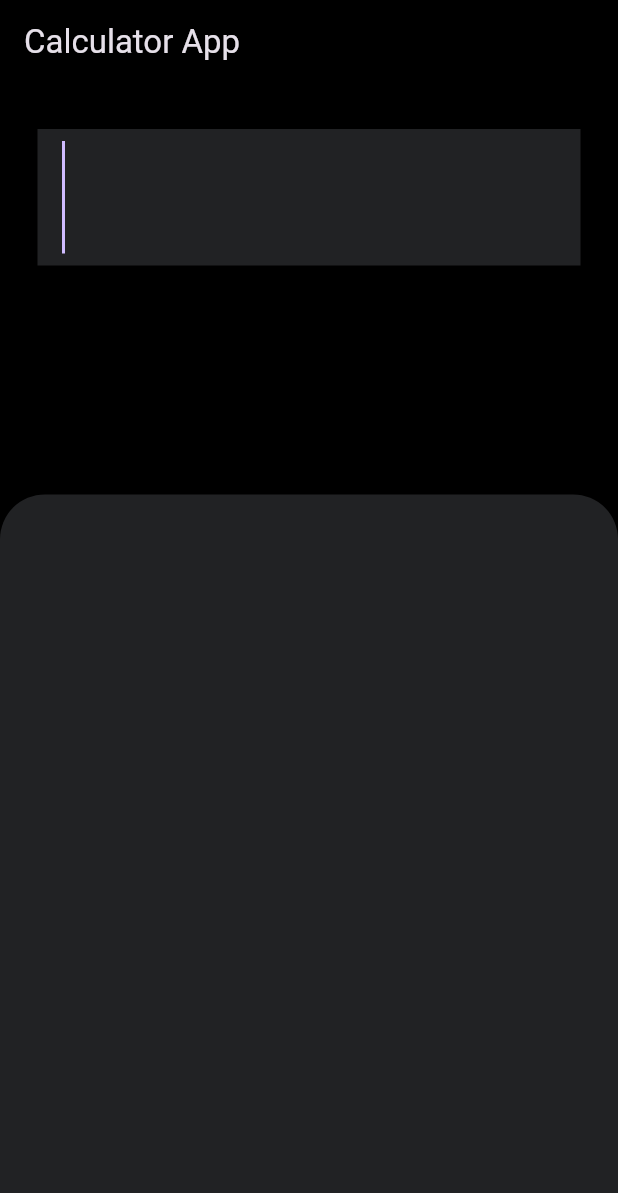
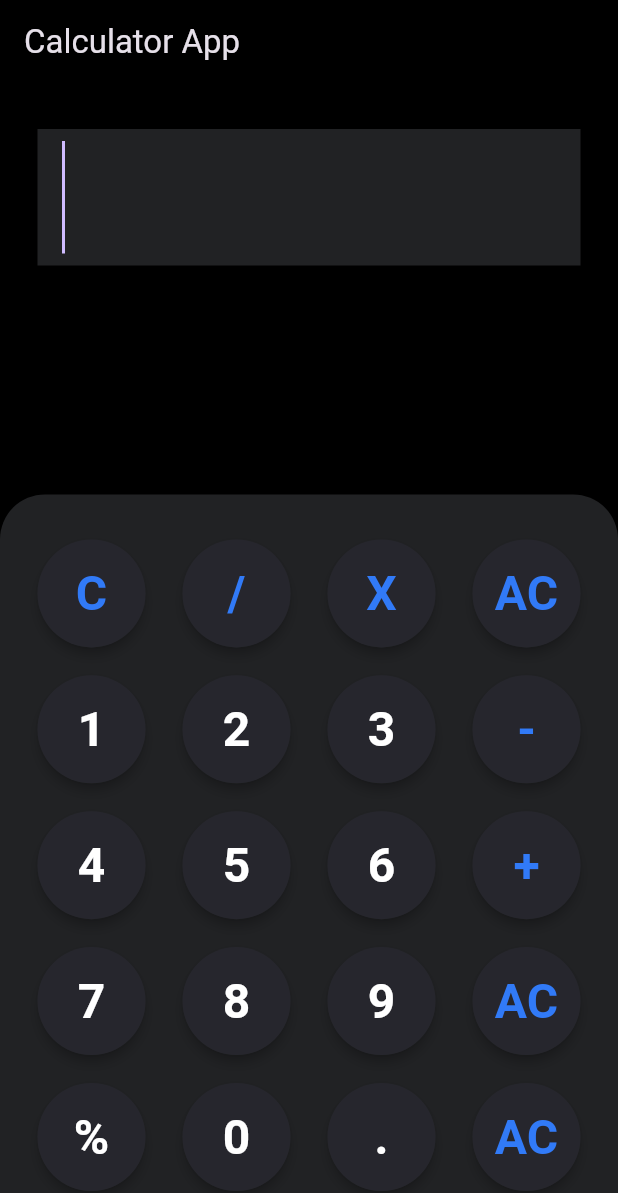
Before and after one commit to OmarHossam666/PRODIGY_AD_01, a Flutter app: the screen it shows after launch, on a phone screen of 412 x 824 dp. Shown: the top 1193 px of the screen. Run offline on Flutter 3.47's test engine with Material 3 defaults, Android fonts, the phone set to English and light mode, and no system bars.

Commit message:
Creating the buttons of the numbers and operations.

```diff
--- a/lib/screens/home_screen.dart
+++ b/lib/screens/home_screen.dart
@@ -1,4 +1,5 @@
 import 'package:calculator/constant/colors.dart';
+import 'package:calculator/screens/widgets_data.dart';
 import 'package:calculator/widgets/custom_text_field.dart';
 import 'package:flutter/material.dart';
 
@@ -28,6 +29,31 @@ class HomeScreen extends StatelessWidget
               width: double.infinity,
               padding: padding,
               decoration: decoration,
+              child: Column(
+                mainAxisAlignment: MainAxisAlignment.spaceBetween,
+                children: [
+                  Row(
+                    mainAxisAlignment: MainAxisAlignment.spaceBetween,
+                    children: List.generate(4 , (index) => buttonList[index]),
+                  ),
+                  Row(
+                    mainAxisAlignment: MainAxisAlignment.spaceBetween,
+                    children: List.generate(4 , (index) => buttonList[index + 4]),
+                  ),
+                  Row(
+                    mainAxisAlignment: MainAxisAlignment.spaceBetween,
+                    children: List.generate(4 , (index) => buttonList[index + 8]),
+                  ),
+                  Row(
+                    mainAxisAlignment: MainAxisAlignment.spaceBetween,
+                    children: List.generate(4 , (index) => buttonList[index + 12]),
+                  ),
+                  Row(
+                    mainAxisAlignment: MainAxisAlignment.spaceBetween,
+                    children: List.generate(4 , (index) => buttonList[index + 16]),
+                  ),
+                ],
+              ),
             )
           ],
           ),
--- /dev/null
+++ b/lib/screens/widgets_data.dart
@@ -0,0 +1,26 @@
+import 'package:calculator/constant/colors.dart';
+import 'package:calculator/widgets/button.dart';
+import 'package:flutter/material.dart';
+
+List <Widget> buttonList = const [
+  Button1(label: "C" , textColor: AppColors.secondaryColor),
+  Button1(label: "/" , textColor: AppColors.secondaryColor),
+  Button1(label: "X" , textColor: AppColors.secondaryColor),
+  Button1(label: "AC" , textColor: AppColors.secondaryColor),
+  Button1(label: "1"),
+  Button1(label: "2"),
+  Button1(label: "3"),
+  Button1(label: "-" , textColor: AppColors.secondaryColor),
+  Button1(label: "4"),
+  Button1(label: "5"),
+  Button1(label: "6"),
+  Button1(label: "+" , textColor: AppColors.secondaryColor),
+  Button1(label: "7"),
+  Button1(label: "8"),
+  Button1(label: "9"),
+  Button1(label: "AC" , textColor: AppColors.secondaryColor),
+  Button1(label: "%"),
+  Button1(label: "0"),
+  Button1(label: "."),
+  Button1(label: "AC" , textColor: AppColors.secondaryColor),
+];
--- /dev/null
+++ b/lib/widgets/button.dart
@@ -0,0 +1,32 @@
+import 'package:calculator/constant/colors.dart';
+import 'package:flutter/material.dart';
+
+class Button1 extends StatelessWidget
+{
+  const Button1({super.key , required this.label , this.textColor = Colors.white});
+
+  final String label;
+  final Color textColor;
+
+  @override
+  Widget build(BuildContext context)
+  {
+    return Material(
+      elevation: 3,
+      color: AppColors.primaryColor,
+      borderRadius: BorderRadius.circular(50),
+      child: CircleAvatar(
+        backgroundColor: AppColors.secondary2Color,
+        radius: 36,
+        child: Text(
+          label,
+          style: TextStyle(
+            fontSize: 32,
+            fontWeight: FontWeight.bold,
+            color: textColor,
+            ),
+        ),
+      ),
+    );
+  }
+}
```
